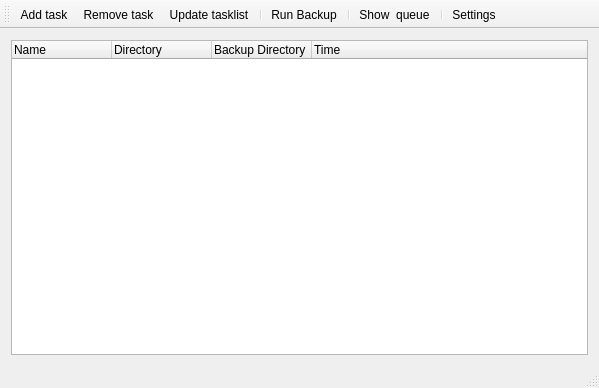
Qt form mainwindow.ui (ARDev1161/qBackupNew) before a commit.
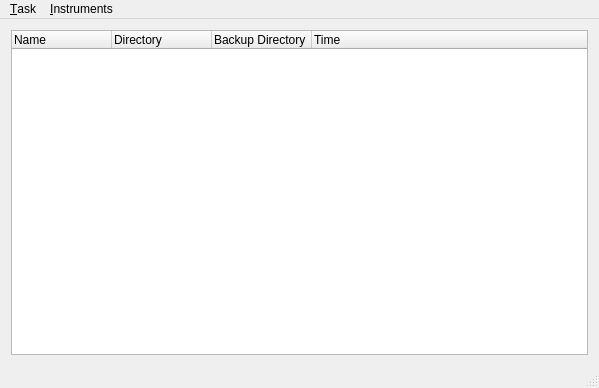
The same form after that commit.

Patch:
```diff
--- a/mainwindow.ui
+++ b/mainwindow.ui
@@ -17,6 +17,21 @@
    <layout class="QVBoxLayout" name="verticalLayout">
     <item>
      <widget class="QTreeWidget" name="treeWidget">
+      <property name="rootIsDecorated">
+       <bool>false</bool>
+      </property>
+      <property name="itemsExpandable">
+       <bool>false</bool>
+      </property>
+      <property name="headerHidden">
+       <bool>false</bool>
+      </property>
+      <attribute name="headerVisible">
+       <bool>true</bool>
+      </attribute>
+      <attribute name="headerCascadingSectionResizes">
+       <bool>false</bool>
+      </attribute>
       <column>
        <property name="text">
         <string>Name</string>
@@ -42,26 +57,37 @@
    </layout>
   </widget>
   <widget class="QStatusBar" name="statusBar"/>
-  <widget class="QToolBar" name="toolBar">
-   <property name="windowTitle">
-    <string>toolBar</string>
+  <widget class="QMenuBar" name="menuBar">
+   <property name="geometry">
+    <rect>
+     <x>0</x>
+     <y>0</y>
+     <width>599</width>
+     <height>23</height>
+    </rect>
    </property>
-   <attribute name="toolBarArea">
-    <enum>TopToolBarArea</enum>
-   </attribute>
-   <attribute name="toolBarBreak">
-    <bool>false</bool>
-   </attribute>
+   <widget class="QMenu" name="menuTask">
+    <property name="title">
+     <string>&amp;Task</string>
+    </property>
    <addaction name="actionAdd_task"/>
    <addaction name="actionRemove_task"/>
    <addaction name="actionUpdate"/>
    <addaction name="separator"/>
    <addaction name="actionRun_Backup"/>
    <addaction name="separator"/>
+    <addaction name="actionExit"/>
+   </widget>
+   <widget class="QMenu" name="menuInstruments">
+    <property name="title">
+     <string>&amp;Instruments</string>
+    </property>
    <addaction name="actionShow_queue"/>
-   <addaction name="separator"/>
    <addaction name="actionSettings"/>
   </widget>
+   <addaction name="menuTask"/>
+   <addaction name="menuInstruments"/>
+  </widget>
   <action name="actionAdd_task">
    <property name="text">
     <string>&amp;Add task</string>
```
Left out of the diff: 5 changed lines with no effect on the pictures. Lines whose indentation alone changed are shown as unchanged.
